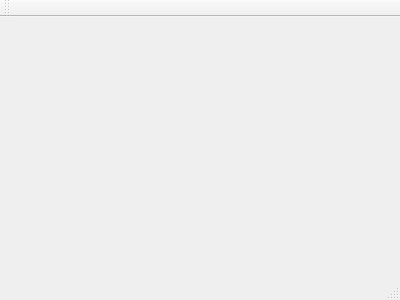
Before: the Qt Designer form source/Chapter1/mainwindow.ui in eivindmu/MasteringQt5, drawn with Qt 5.
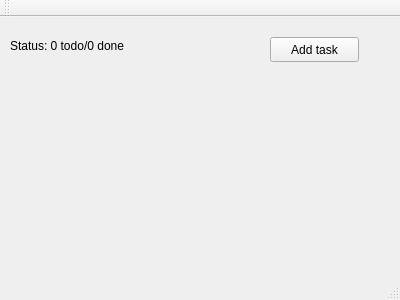
After: the same form once the commit is applied.

Commit message: Added label and button with basic signalling

```diff
--- a/source/Chapter1/mainwindow.ui
+++ b/source/Chapter1/mainwindow.ui
@@ -12,13 +12,55 @@
   <property name="windowTitle" >
    <string>MainWindow</string>
   </property>
-  <widget class="QMenuBar" name="menuBar" />
-  <widget class="QToolBar" name="mainToolBar" />
-  <widget class="QWidget" name="centralWidget" />
-  <widget class="QStatusBar" name="statusBar" />
+  <widget class="QWidget" name="centralWidget">
+   <widget class="QLabel" name="statusLabel">
+    <property name="geometry">
+     <rect>
+      <x>10</x>
+      <y>20</y>
+      <width>151</width>
+      <height>17</height>
+     </rect>
+    </property>
+    <property name="text">
+     <string>Status: 0 todo/0 done</string>
+    </property>
+   </widget>
+   <widget class="QPushButton" name="addTaskButton">
+    <property name="geometry">
+     <rect>
+      <x>270</x>
+      <y>20</y>
+      <width>89</width>
+      <height>25</height>
+     </rect>
+    </property>
+    <property name="text">
+     <string>Add task</string>
+    </property>
+   </widget>
+  </widget>
+  <widget class="QMenuBar" name="menuBar">
+   <property name="geometry">
+    <rect>
+     <x>0</x>
+     <y>0</y>
+     <width>400</width>
+     <height>22</height>
+    </rect>
+   </property>
+  </widget>
+  <widget class="QToolBar" name="mainToolBar">
+   <attribute name="toolBarArea">
+    <enum>TopToolBarArea</enum>
+   </attribute>
+   <attribute name="toolBarBreak">
+    <bool>false</bool>
+   </attribute>
+  </widget>
+  <widget class="QStatusBar" name="statusBar"/>
  </widget>
- <layoutDefault spacing="6" margin="11" />
- <pixmapfunction></pixmapfunction>
+ <layoutdefault spacing="6" margin="11"/>
  <resources/>
  <connections/>
 </ui>
```
Left out of the diff: 7 changed lines with no effect on the pictures. The commit also changes 4 other files.
